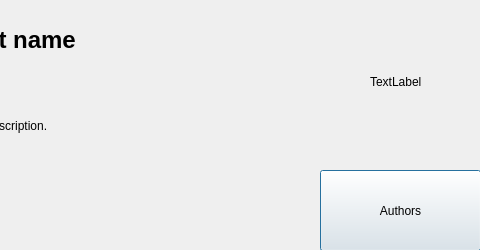
arcean/camdrive, file aboutdialog.ui: the form before one commit; both pictures show x 320 to 800 and y 0 to 250 of the 800 by 250 pixel window.
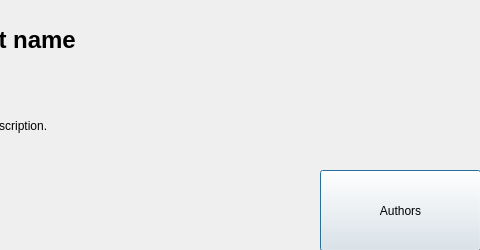
The form after the commit.

```diff
--- a/aboutdialog.ui
+++ b/aboutdialog.ui
@@ -119,7 +119,7 @@
     </rect>
    </property>
    <property name="text">
-    <string>TextLabel</string>
+    <string/>
    </property>
   </widget>
  </widget>
```
